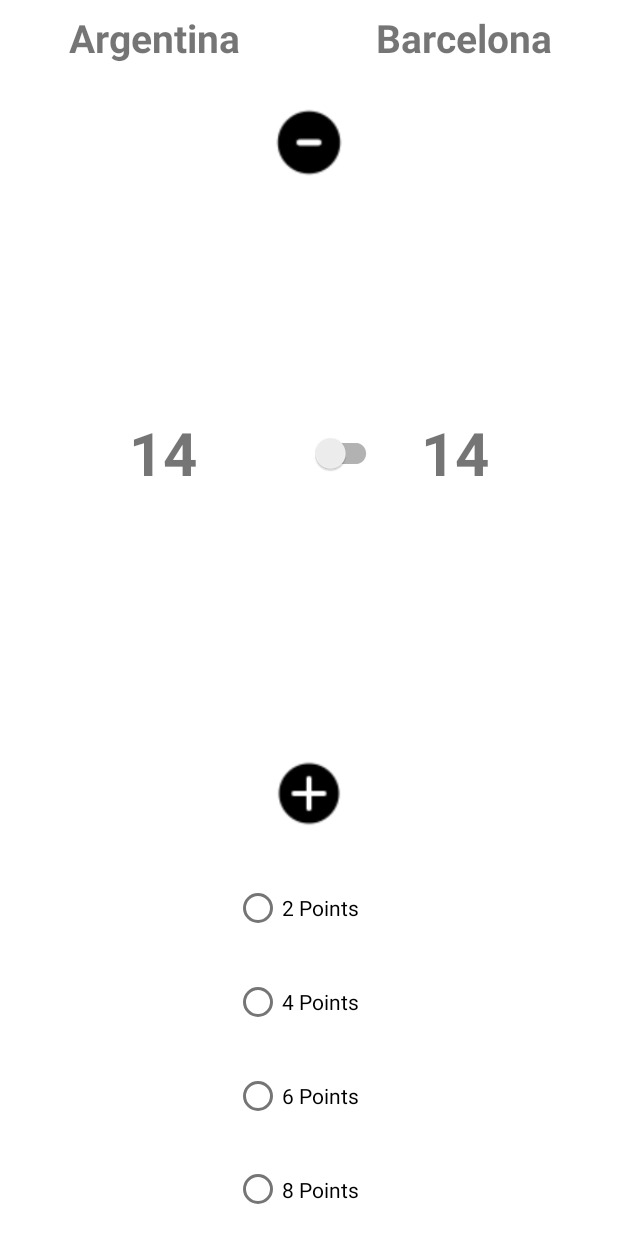
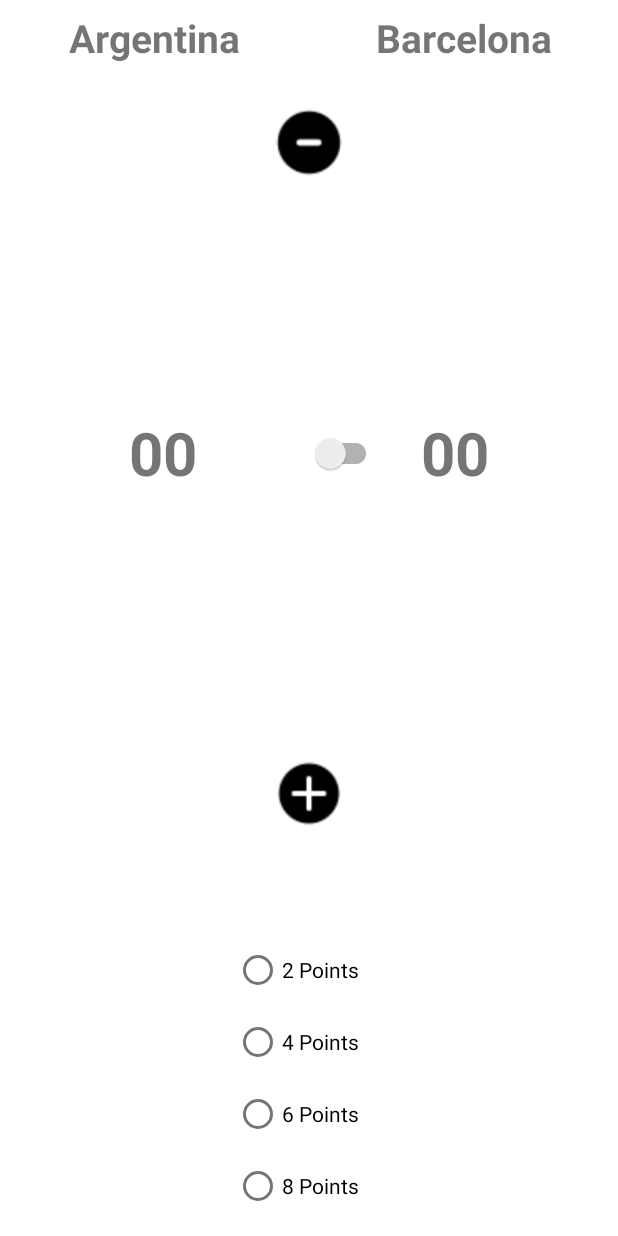
Before and after one commit to sivasai0444/SivaFootballScore, an Android app: the layout activity_main.xml on its own in the app's theme, with its tools: preview values and no code run, on a phone screen of 412 x 824 dp. Run offline under Robolectric (Android 15) with nearby library versions, the phone set to English and light mode, and no system bars.

Commit message:
added functionality to current layout

```diff
--- a/app/build.gradle
+++ b/app/build.gradle
@@ -30,6 +30,12 @@ android {
     kotlinOptions {
         jvmTarget = '1.8'
     }
+    buildFeatures{
+
+            viewBinding true
+            dataBinding true
+
+    }
 }
 
 dependencies {
--- a/app/src/main/res/layout/activity_main.xml
+++ b/app/src/main/res/layout/activity_main.xml
@@ -40,6 +40,7 @@
         android:layout_height="50dp" >
 
         <ImageView
+            android:id="@+id/minus"
             android:layout_width="match_parent"
             android:layout_height="50dp"
             android:src="@drawable/minus"
@@ -60,8 +61,9 @@
 
 
         <TextView
+            android:id="@+id/arge"
             android:layout_weight="1"
-            android:text="14"
+            android:text="00"
             android:textStyle="bold"
             android:textSize="40dp"
             android:layout_gravity="center"
@@ -71,6 +73,7 @@
 
 
         <androidx.appcompat.widget.SwitchCompat
+            android:id="@+id/swt"
             android:layout_weight="1"
             android:layout_gravity="center"
             android:gravity="center|center"
@@ -78,8 +81,9 @@
             android:layout_height="match_parent" />
 
         <TextView
+            android:id="@+id/barce"
             android:layout_weight="1"
-            android:text="14"
+            android:text="00"
             android:textStyle="bold"
             android:textSize="40dp"
             android:layout_gravity="center"
@@ -99,6 +103,7 @@
         android:layout_height="50dp" >
 
         <ImageView
+            android:id="@+id/plus"
             android:layout_width="match_parent"
             android:layout_height="50dp"
             android:src="@drawable/plus"
@@ -116,27 +121,47 @@
         android:weightSum="4"
         android:layout_height="250dp" >
 
+        <RadioGroup
+            android:id="@+id/rg"
+            android:layout_width="match_parent"
+            android:layout_height="wrap_content"
+            android:layout_centerInParent="true"
+            android:layout_gravity="center"
+            android:layout_marginStart="10dp"
+            android:layout_marginTop="40dp"
+            android:layout_marginEnd="10dp"
+            android:gravity="center">
             <RadioButton
+                android:saveEnabled="true"
+                android:id="@+id/a2"
                 android:layout_weight="1"
                 android:layout_width="100dp"
                 android:text="2 Points"
+                android:onClick="onRadioButtonClicked"
                 android:layout_height="match_parent" />
             <RadioButton
+                android:id="@+id/a4"
                 android:layout_weight="1"
                 android:layout_width="100dp"
                 android:text="4 Points"
+                android:onClick="onRadioButtonClicked"
                 android:layout_height="match_parent" />
             <RadioButton
+                android:id="@+id/a6"
                 android:layout_weight="1"
                 android:layout_width="100dp"
                 android:text="6 Points"
+                android:onClick="onRadioButtonClicked"
                 android:layout_height="match_parent" />
             <RadioButton
+                android:id="@+id/a8"
+                android:onClick="onRadioButtonClicked"
                 android:layout_weight="1"
                 android:layout_width="100dp"
                 android:text="8 Points"
                 android:layout_height="match_parent" />
 
+        </RadioGroup>
 
     </LinearLayout>
     </LinearLayout>
```
Also changed, not shown: app/src/main/java/ca/sivafootballscore/MainActivity.kt (+86 -2 lines). Lines whose indentation alone changed are shown as unchanged.
